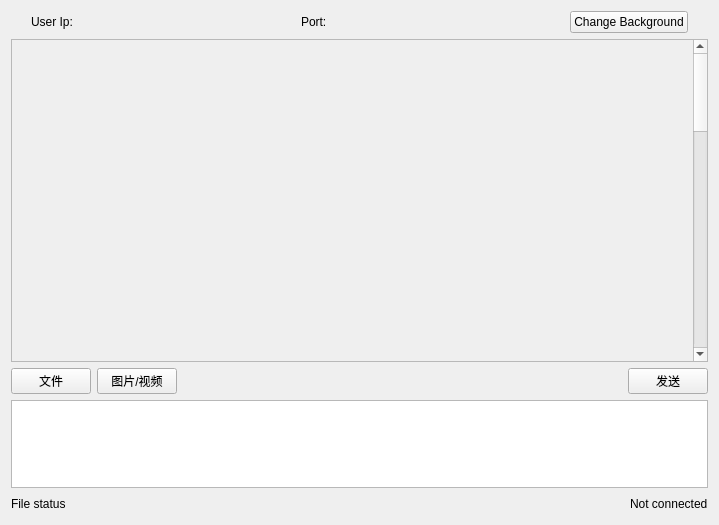
Before: the Qt Designer form LCS/chatwindow.ui in SeeChen/LCS_lanChatSoftware, drawn with Qt 5.
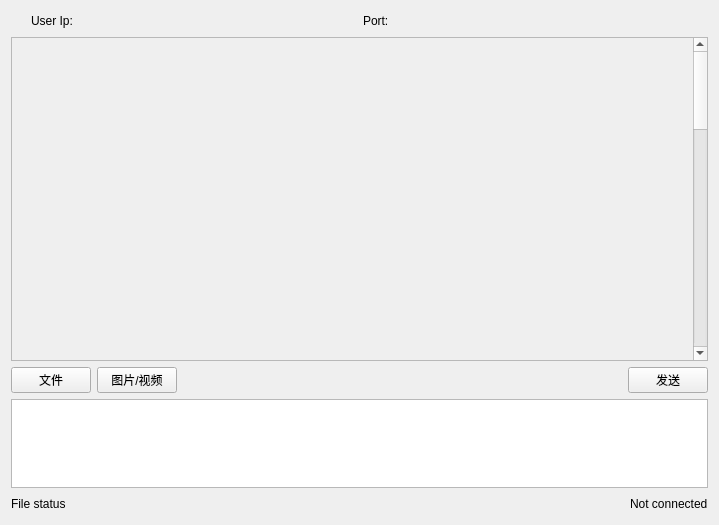
After: the same form once the commit is applied.

Commit message: Update Login and Register UI

Patch:
```diff
--- a/LCS/chatwindow.ui
+++ b/LCS/chatwindow.ui
@@ -46,19 +46,6 @@
        </property>
       </widget>
      </item>
-     <item>
-      <widget class="QPushButton" name="pushButtonChangeBg">
-       <property name="sizePolicy">
-        <sizepolicy hsizetype="Fixed" vsizetype="Fixed">
-         <horstretch>0</horstretch>
-         <verstretch>0</verstretch>
-        </sizepolicy>
-       </property>
-       <property name="text">
-        <string>Change Background</string>
-       </property>
-      </widget>
-     </item>
      <item>
       <spacer name="horizontalSpacer_2">
        <property name="orientation">
@@ -89,8 +76,8 @@
          <rect>
           <x>0</x>
           <y>0</y>
-          <width>672</width>
-          <height>1222</height>
+          <width>683</width>
+          <height>1218</height>
          </rect>
         </property>
         <layout class="QVBoxLayout" name="verticalLayout">
```
The commit also changes 6 other files.
